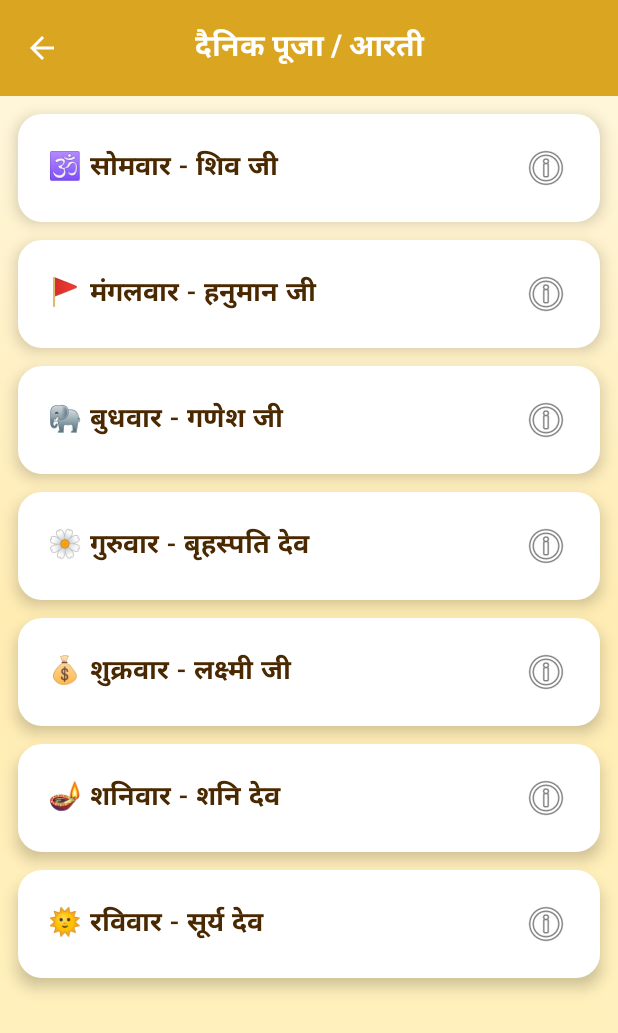
After one commit to SeposTech/BrihaspativarKatha, an Android app built with Jetpack Compose: the composable DailyAartiScreen shown on its own in the app's theme, on a phone screen of 412 x 824 dp. The commit adds this screen. Shown: the top 1033 px of the screen. Run offline under Robolectric (Android 15) with nearby library versions, the light colour scheme and no system bars; 2 statements that could not run were skipped.

Commit message:
added dayswise aarti

```diff
--- a/app/build.gradle.kts
+++ b/app/build.gradle.kts
@@ -16,8 +16,8 @@ android {
         applicationId = "com.spiritual.brihaspativarkatha"
         minSdk = 24
         targetSdk = 36
-        versionCode = 8
-        versionName = "1.6"
+        versionCode = 9
+        versionName = "1.7"
 
         testInstrumentationRunner = "androidx.test.runner.AndroidJUnitRunner"
     }
--- /dev/null
+++ b/app/src/main/java/com/spiritual/brihaspativarkatha/data/analytics/model/AartiDay.kt
@@ -0,0 +1,11 @@
+package com.spiritual.brihaspativarkatha.data.analytics.model
+
+data class AartiModel(
+    val title: String,
+    val resId: Int
+)
+data class AartiDay(
+    val day: String,
+    val god: String,
+    val aartiList: List<AartiModel>
+)
--- /dev/null
+++ b/app/src/main/java/com/spiritual/brihaspativarkatha/data/analytics/repository/AartiRepository.kt
@@ -0,0 +1,50 @@
+package com.spiritual.brihaspativarkatha.data.analytics.repository
+
+import com.spiritual.brihaspativarkatha.R
+import com.spiritual.brihaspativarkatha.data.analytics.model.AartiModel
+
+class AartiRepository {
+
+    fun getAartiList(): List<AartiModel> {
+        return listOf(
+
+            AartiModel(
+                "🕉️ सोमवार - शिव जी",
+                resId = R.raw.shiv_aarti
+
+            ),
+
+            AartiModel(
+                "🚩 मंगलवार - हनुमान जी",
+                resId = R.raw.hanuman_chalisa
+
+            ),
+
+            AartiModel(
+                "🐘 बुधवार - गणेश जी",
+                resId = R.raw.ganesh_aarti
+            ),
+
+            AartiModel(
+                "🌼 गुरुवार - बृहस्पति देव",
+                resId = R.raw.vishnu_aarti
+
+            ),
+
+            AartiModel(
+                "💰 शुक्रवार - लक्ष्मी जी",
+                resId = R.raw.laxmi_aarti
+            ),
+
+            AartiModel(
+                "🪔 शनिवार - शनि देव",
+                resId = R.raw.shanni_dev
+            ),
+
+            AartiModel(
+                "🌞 रविवार - सूर्य देव",
+                resId = R.raw.surya_dev
+            )
+        )
+    }
+}
--- /dev/null
+++ b/app/src/main/java/com/spiritual/brihaspativarkatha/screen/DailyAartiScreen.kt
@@ -0,0 +1,147 @@
+package com.spiritual.brihaspativarkatha.screen
+
+import android.R
+import androidx.compose.animation.animateColorAsState
+import androidx.compose.animation.core.animateFloatAsState
+import androidx.compose.foundation.Image
+import androidx.compose.foundation.background
+import androidx.compose.foundation.clickable
+import androidx.compose.foundation.layout.*
+import androidx.compose.foundation.lazy.LazyColumn
+import androidx.compose.foundation.lazy.items
+import androidx.compose.foundation.shape.RoundedCornerShape
+import androidx.compose.material.icons.Icons
+import androidx.compose.material.icons.filled.ArrowBack
+import androidx.compose.material3.*
+import androidx.compose.runtime.Composable
+import androidx.compose.runtime.collectAsState
+import androidx.compose.runtime.getValue
+import androidx.compose.runtime.mutableStateOf
+import androidx.compose.runtime.remember
+import androidx.compose.runtime.setValue
+import androidx.compose.ui.Alignment
+import androidx.compose.ui.Modifier
+import androidx.compose.ui.draw.scale
+import androidx.compose.ui.graphics.Brush
+import androidx.compose.ui.graphics.Color
+import androidx.compose.ui.res.painterResource
+import androidx.compose.ui.text.font.FontWeight
+import androidx.compose.ui.unit.dp
+import androidx.compose.ui.unit.sp
+import androidx.lifecycle.viewmodel.compose.viewModel
+import androidx.navigation.NavController
+import com.spiritual.brihaspativarkatha.viewmodel.AartiViewModel
+
+@OptIn(ExperimentalMaterial3Api::class)
+@Composable
+fun DailyAartiScreen(navController: NavController,onItemClick: (Int) -> Unit,viewModel: AartiViewModel = viewModel(),onBack: () -> Unit = {}) {
+
+    val aartiList by viewModel.aartiList.collectAsState()
+
+    Scaffold(
+        topBar = {
+            CenterAlignedTopAppBar(
+                title = {
+                    Text(
+                        text = "दैनिक पूजा / आरती",
+                        fontWeight = FontWeight.Bold,
+                        color = Color.White,
+                        fontSize = 20.sp
+                    )
+                },
+                colors = TopAppBarDefaults.centerAlignedTopAppBarColors(
+                    containerColor = Color(0xFFDAA520)
+                ),
+                navigationIcon = {
+                    IconButton(onClick = onBack) {
+                        Icon(
+                            Icons.Default.ArrowBack,
+                            contentDescription = "Back",
+                            tint = Color.White
+                        )
+                    }
+                }
+            )
+        }
+    ) { paddingValues ->
+
+        Box(
+            modifier = Modifier
+                .fillMaxSize()
+                .background(
+                    brush = Brush.verticalGradient(
+                        listOf(
+                            Color(0xFFFFF8E1),
+                            Color(0xFFFFECB3),
+                            Color(0xFFFFF3C2)
+                        )
+                    )
+                )
+                .padding(paddingValues)
+        ) {
+
+            LazyColumn(
+                contentPadding = PaddingValues(
+                    top = 12.dp,
+                    bottom = 60.dp // 👈 last item cut fix + banner ke liye space
+                ),
+                verticalArrangement = Arrangement.spacedBy(12.dp),
+                modifier = Modifier
+                    .fillMaxWidth()
+                    .padding(horizontal = 12.dp)
+            ) {
+                items(aartiList) { day ->
+                    AartiCardTopic(day.title) {
+                        //onItemClick(day.resId)
+                        navController.navigate("aartiDetail/${day.resId}")
+                    }
+                }
+            }
+        }
+    }
+}
+
+@Composable
+fun AartiCardTopic(title: String, onClick: () -> Unit) {
+
+    var isPressed by remember { mutableStateOf(false) }
+    val backgroundColor by animateColorAsState(
+        targetValue = if (isPressed) Color(0xFFFFF3C2) else Color.White
+    )
+    val scale by animateFloatAsState(targetValue = if (isPressed) 0.97f else 1f)
+
+    Card(
+        modifier = Modifier
+            .fillMaxWidth()
+            .scale(scale)
+            .clickable {
+                isPressed = true
+                onClick()
+                isPressed = false
+            },
+        colors = CardDefaults.cardColors(containerColor = backgroundColor),
+        elevation = CardDefaults.cardElevation(defaultElevation = 6.dp),
+        shape = RoundedCornerShape(16.dp)
+    ) {
+        Row(
+            modifier = Modifier
+                .fillMaxWidth()
+                .padding(20.dp),
+            verticalAlignment = Alignment.CenterVertically,
+            horizontalArrangement = Arrangement.SpaceBetween
+        ) {
+            Text(
+                text = title,
+                fontSize = 18.sp,
+                fontWeight = FontWeight.SemiBold,
+                color = Color(0xFF4A2800)
+            )
+            Image(
+                painter = painterResource(R.drawable.ic_menu_info_details),
+                contentDescription = null,
+                modifier = Modifier.size(32.dp)
+            )
+        }
+    }
+
+}
--- /dev/null
+++ b/app/src/main/java/com/spiritual/brihaspativarkatha/viewmodel/AartiViewModel.kt
@@ -0,0 +1,23 @@
+package com.spiritual.brihaspativarkatha.viewmodel
+
+import androidx.lifecycle.ViewModel
+import com.spiritual.brihaspativarkatha.data.analytics.model.AartiModel
+import com.spiritual.brihaspativarkatha.data.analytics.repository.AartiRepository
+import kotlinx.coroutines.flow.MutableStateFlow
+import kotlinx.coroutines.flow.StateFlow
+
+class AartiViewModel : ViewModel() {
+
+    private val repository = AartiRepository()
+
+    private val _aartiList = MutableStateFlow<List<AartiModel>>(emptyList())
+    val aartiList: StateFlow<List<AartiModel>> = _aartiList
+
+    init {
+        loadAarti()
+    }
+
+    private fun loadAarti() {
+        _aartiList.value = repository.getAartiList()
+    }
+}
```
Also changed, not shown: app/src/main/java/com/spiritual/brihaspativarkatha/navigation/NavHost.kt (+29 -1 lines), app/src/main/java/com/spiritual/brihaspativarkatha/screen/AartiCard.kt (added, +53 -0 lines), app/src/main/java/com/spiritual/brihaspativarkatha/screen/AartiDetailScreen.kt (added, +95 -0 lines), app/src/main/java/com/spiritual/brihaspativarkatha/screen/HomeScreen.kt (+9 -3 lines), app/src/main/res/raw/ganesh_aarti.txt (added, +17 -0 lines), app/src/main/res/raw/hanuman_chalisa.txt (added, +131 -0 lines), app/src/main/res/raw/laxmi_aarti.txt (added, +23 -0 lines), app/src/main/res/raw/shanni_dev.txt (added, +23 -0 lines), app/src/main/res/raw/shiv_aarti.txt (added, +41 -0 lines), app/src/main/res/raw/surya_dev.txt (added, +20 -0 lines), app/src/main/res/raw/vishnu_aarti.txt (added, +33 -0 lines), 1 other file.
